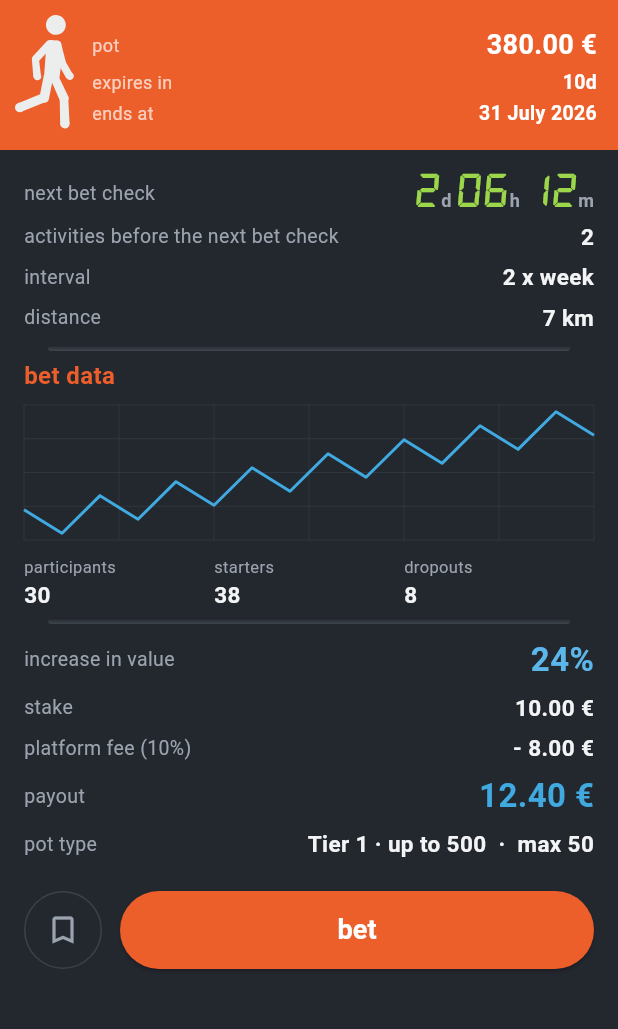
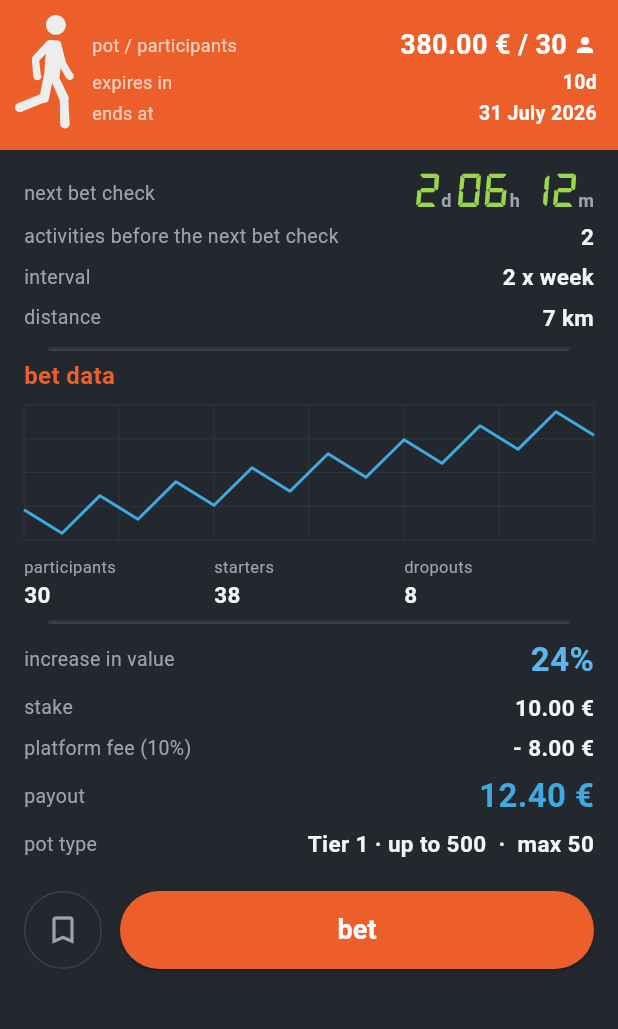
Before and after one commit to Claude-Roland/Battlebet, a Flutter app: the BetDetailScreen screen opened directly with sample values from the repository, on a phone screen of 412 x 824 dp, the part 126-1155 px from its top. Run offline on Flutter 3.47's test engine with Material 3 defaults, Android fonts, the phone set to English and light mode, and no system bars; our stand-ins replace flutter_svg, shared_preferences; accounts and stored records are empty; project files that could hold a hidden picture were left out.

Commit message:
Auto-Namen fuer Nutzer-Wetten (Vogel/Berg/Saeugetier + Zahl, DB-eindeutig) + Teilnehmer/Pot-Anzeige: Pot/aktive Teilnehmer mit Personensymbol in der Listen-Ueberzeile (vor Bookmark) und in der Detail-Karte (statt reinem "pot")

```diff
--- a/app/lib/screens/bet_detail_screen.dart
+++ b/app/lib/screens/bet_detail_screen.dart
@@ -108,7 +108,7 @@ class BetDetailScreen extends StatelessWidget {
               Expanded(
                 child: Column(
                   children: [
-                    _kvWhite('pot', _eco.pot.format(), big: true),
+                    _potParticipantsWhite(),
                     _kvWhite('expires in', '${bet.expirationDays}d'),
                     _kvWhite('ends at', _endsAt),
                   ],
@@ -335,6 +335,28 @@ class BetDetailScreen extends StatelessWidget {
     );
   }
 
+  /// Header-Zeile "pot / participants": Pot (voll formatiert) / aktuell AKTIVE
+  /// Teilnehmer + kleines Personensymbol (Roland 2026-07-21).
+  Widget _potParticipantsWhite() {
+    final active = (bet.starters - bet.dropouts) < 0 ? 0 : bet.starters - bet.dropouts;
+    return Padding(
+      padding: const EdgeInsets.symmetric(vertical: 1),
+      child: Row(
+        children: [
+          const Expanded(
+            child: Text('pot / participants',
+                style: TextStyle(color: Colors.white70, fontSize: 12)),
+          ),
+          Text('${_eco.pot.format()} / $active',
+              style: const TextStyle(
+                  color: Colors.white, fontSize: 18, fontWeight: FontWeight.w700)),
+          const SizedBox(width: 4),
+          const Icon(Icons.person, color: Colors.white, size: 16),
+        ],
+      ),
+    );
+  }
+
   Widget _kvWhite(String label, String value, {bool big = false}) {
     return Padding(
       padding: const EdgeInsets.symmetric(vertical: 1),
```
Also changed, not shown: app/lib/models/money.dart (+13 -0 lines), app/lib/widgets/bet_row.dart (+24 -0 lines), server/lib/src/names.dart (added, +72 -0 lines), 1 other file.
